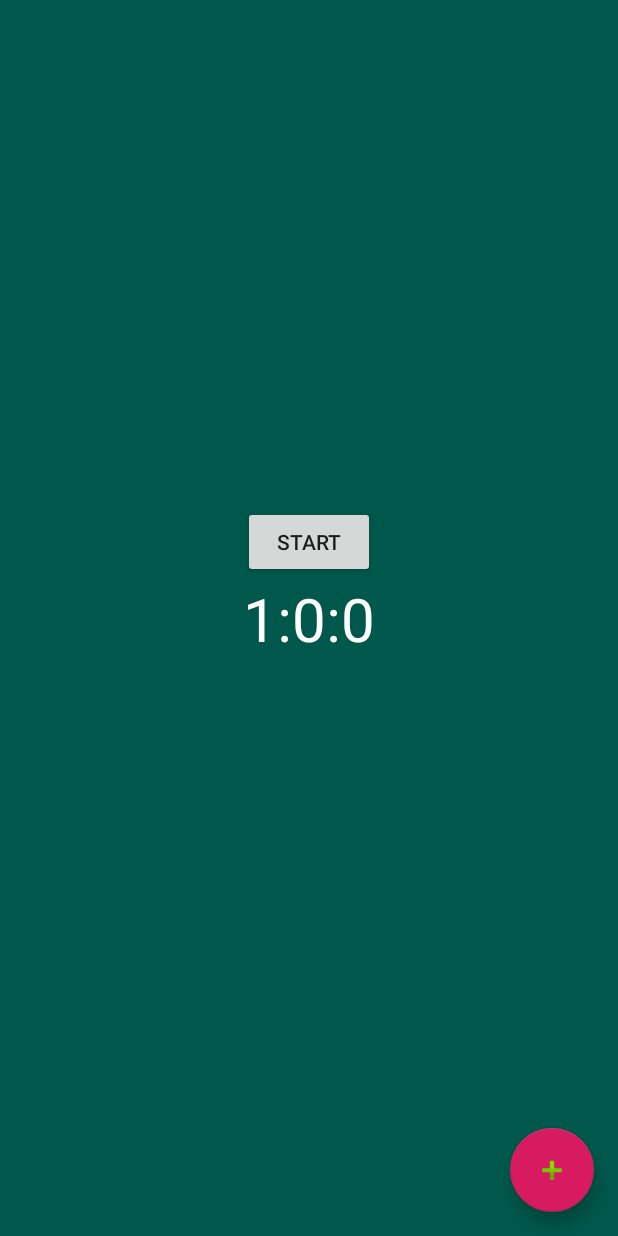
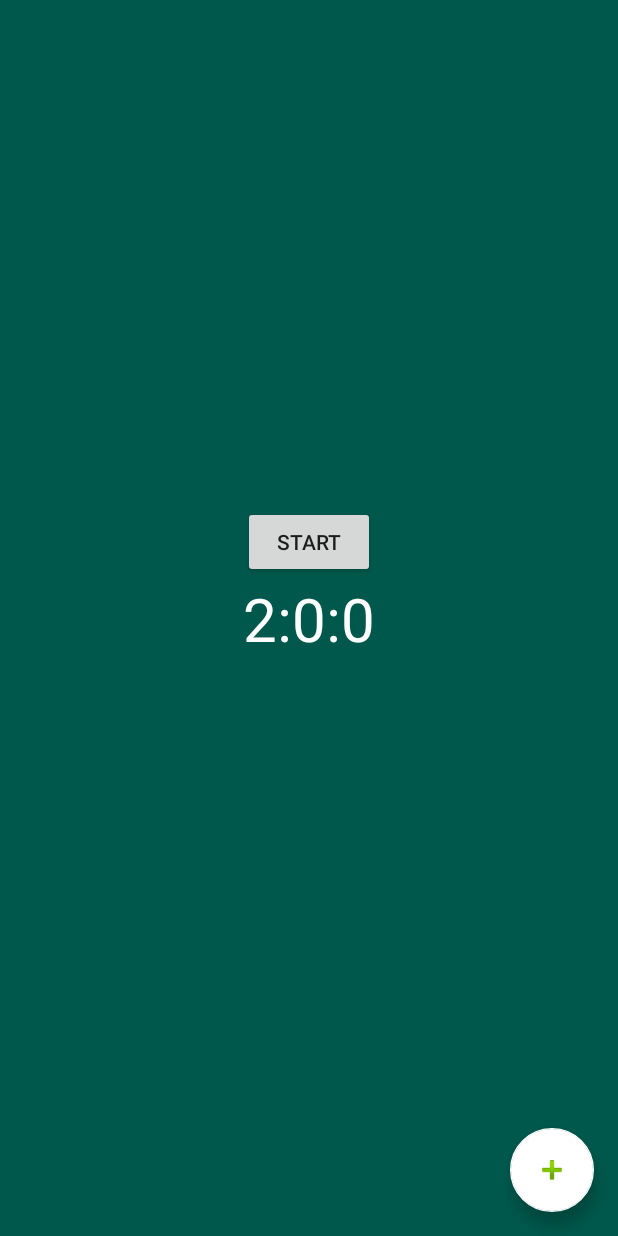
Before and after one commit to gpbranco/reactive-timer, an Android app: the screen it shows after launch (MainActivity), on a phone screen of 412 x 824 dp. Run offline under Robolectric (Android 15) with nearby library versions, the phone set to English and light mode, and no system bars; our stand-ins replace RxJava.

Commit message:
Add Google architecture components

```diff
--- /dev/null
+++ b/app/src/main/java/com/example/reactivetimer/CountDownTimerFactory.kt
@@ -0,0 +1,18 @@
+package com.example.reactivetimer
+
+import androidx.lifecycle.ViewModel
+import androidx.lifecycle.ViewModelProvider
+
+class CountDownTimerFactory: ViewModelProvider.Factory {
+
+    override fun <T : ViewModel?> create(modelClass: Class<T>): T {
+        if (modelClass.isAssignableFrom(CountDownTimerManager::class.java)) {
+            return manager as T
+        }
+        throw IllegalArgumentException("Unknown ViewModel class")
+    }
+
+    private val manager by lazy {
+        CountDownTimerManager(2, CountDownTimerRx(tick = CountDownTimerManager.TICK_DEFAULT))
+    }
+}
--- a/app/src/main/java/com/example/reactivetimer/CountDownTimerManager.kt
+++ b/app/src/main/java/com/example/reactivetimer/CountDownTimerManager.kt
@@ -1,11 +1,12 @@
 package com.example.reactivetimer
 
+import androidx.lifecycle.ViewModel
 import io.reactivex.disposables.CompositeDisposable
 import io.reactivex.rxkotlin.addTo
 import io.reactivex.subjects.BehaviorSubject
 import java.util.concurrent.TimeUnit
 
-class CountDownTimerManager(totalInMinutes: Long, private val countDownTimer: CountDownTimer) {
+class CountDownTimerManager(totalInMinutes: Long, private val countDownTimer: CountDownTimer): ViewModel() {
 
     companion object {
         const val TICK_DEFAULT = 100L
@@ -30,19 +31,16 @@ class CountDownTimerManager(totalInMinutes: Long, private val countDownTimer: Co
             }.addTo(compositeDisposable)
     }
 
-    fun stop() {
-        dispose()
-    }
-
     fun moreTime(add: Int = 10) {
         val plusMilliSeconds = TimeUnit.SECONDS.toMillis(add.toLong())
         remainingTime = if (remainingTime + plusMilliSeconds > totalInMilliSeconds) totalInMilliSeconds
         else remainingTime + plusMilliSeconds
     }
 
-    fun dispose() {
+    override fun onCleared() {
         if (!compositeDisposable.isDisposed) {
             compositeDisposable.dispose()
         }
+        super.onCleared()
     }
 }
--- a/app/src/main/java/com/example/reactivetimer/CountDownTimerPresenter.kt
+++ b/app/src/main/java/com/example/reactivetimer/CountDownTimerPresenter.kt
@@ -19,8 +19,8 @@ class CountDownTimerPresenter {
     }
 
     private fun formatString(minutes: Long, seconds: Long, milliSeconds: Long): String {
-        val minutes = if (minutes > 0) "$minutes:" else ""
-        return "$minutes${seconds % 60 }:${(milliSeconds % 1000) / 100 }"
+        val minutesAsString = if (minutes > 0) "$minutes:" else ""
+        return "$minutesAsString${seconds % 60 }:${(milliSeconds % 1000) / 100 }"
     }
 
     private fun Long.toMinutes(): Long {
--- a/app/src/main/java/com/example/reactivetimer/MainActivity.kt
+++ b/app/src/main/java/com/example/reactivetimer/MainActivity.kt
@@ -3,6 +3,7 @@ package com.example.reactivetimer
 import androidx.appcompat.app.AppCompatActivity
 import android.os.Bundle
 import androidx.core.content.ContextCompat
+import androidx.lifecycle.ViewModelProviders
 import io.reactivex.android.schedulers.AndroidSchedulers
 import io.reactivex.disposables.CompositeDisposable
 import io.reactivex.rxkotlin.addTo
@@ -10,7 +11,6 @@ import kotlinx.android.synthetic.main.activity_main.*
 
 class MainActivity : AppCompatActivity() {
 
-    private lateinit var countDownTimerManager: CountDownTimerManager
     private val compositeDisposable = CompositeDisposable()
     private val presenter = CountDownTimerPresenter()
 
@@ -18,8 +18,8 @@ class MainActivity : AppCompatActivity() {
         super.onCreate(savedInstanceState)
         setContentView(R.layout.activity_main)
 
-        val countDownTimer = CountDownTimerRx(tick = CountDownTimerManager.TICK_DEFAULT)
-        countDownTimerManager = CountDownTimerManager(1L, countDownTimer)
+        val countDownTimerManager = countDownTimerManager()
+
         countDownTimerManager.currentTime
             .map { presenter.format(it) }
             .observeOn(AndroidSchedulers.mainThread())
@@ -37,6 +37,13 @@ class MainActivity : AppCompatActivity() {
         }
     }
 
+    private fun countDownTimerManager(): CountDownTimerManager {
+        return ViewModelProviders.of(
+            this,
+            CountDownTimerFactory()
+        ).get(CountDownTimerManager::class.java)
+    }
+
     private fun showRemainingTime(viewModel: CurrentTimeViewModel) {
         remainingTime.text = viewModel.currentTime
 
@@ -46,9 +53,4 @@ class MainActivity : AppCompatActivity() {
             else -> content.setBackgroundColor(ContextCompat.getColor(this, R.color.colorPrimaryDark))
         }
     }
-
-    override fun onDestroy() {
-        countDownTimerManager.stop()
-        super.onDestroy()
-    }
 }
--- a/app/src/main/res/values/colors.xml
+++ b/app/src/main/res/values/colors.xml
@@ -2,7 +2,7 @@
 <resources>
     <color name="colorPrimary">#008577</color>
     <color name="colorPrimaryDark">#00574B</color>
-    <color name="colorAccent">#D81B60</color>
+    <color name="colorAccent">#FFFF</color>
 
 
     <color name="colorWarning">#FFEB3B</color>
```
Also changed, not shown: app/build.gradle (+10 -0 lines), 1 other file.
